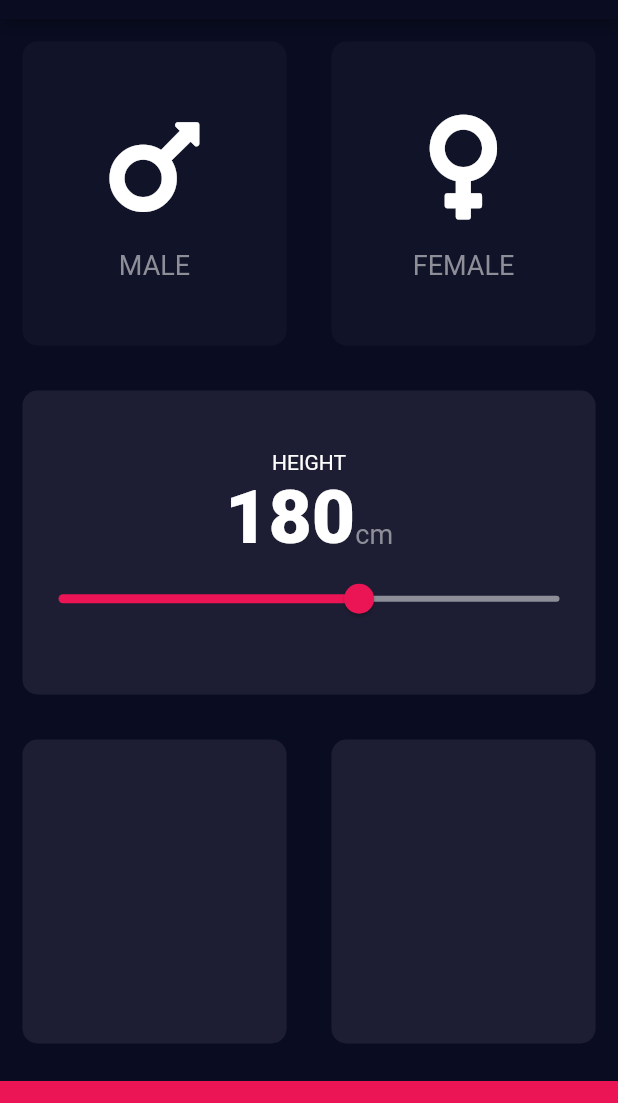
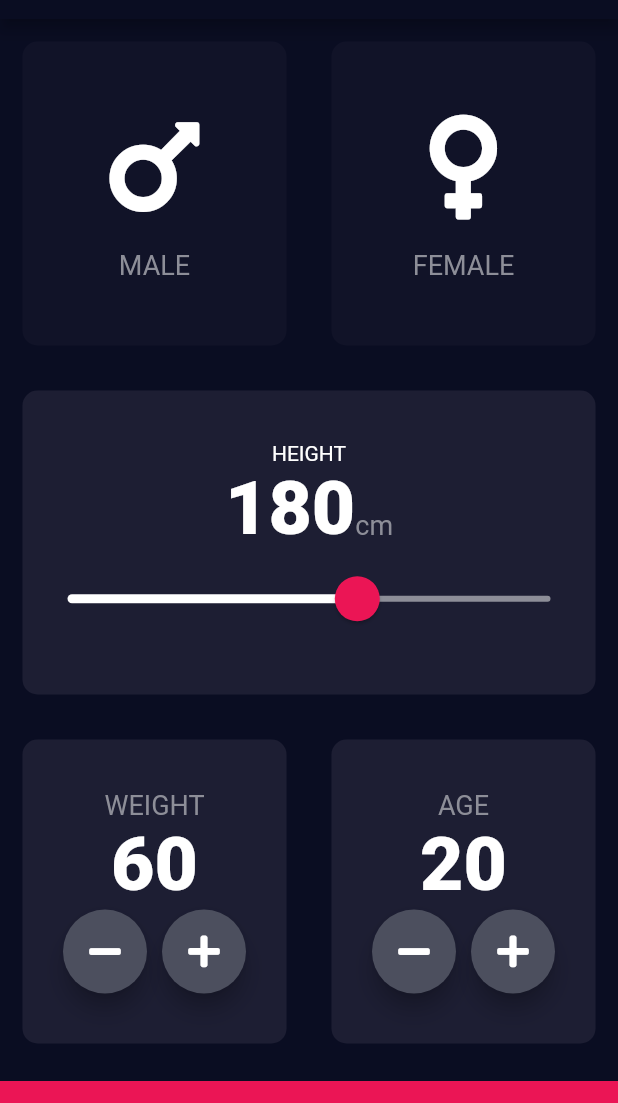
Before and after one commit to MercurialG/BMI-Calculator, a Flutter app: the screen it shows after launch, on a phone screen of 412 x 824 dp, the part 65-1168 px from its top. Run offline on Flutter 3.47's test engine with Material 2 defaults, Android fonts, the phone set to English and light mode, and no system bars; our stand-ins replace font_awesome_flutter.

Commit message:
Update input_page.dart
Added waight and age widgets

```diff
--- a/lib/input_page.dart
+++ b/lib/input_page.dart
@@ -14,6 +14,8 @@ class InputPage extends StatefulWidget {
 class _InputPageState extends State<InputPage> {
   Gender selectedGender;
   int height = 180;
+  int weight = 60;
+  int age = 20;
 
   @override
   Widget build(BuildContext context) {
@@ -70,27 +72,34 @@ class _InputPageState extends State<InputPage> {
                             crossAxisAlignment: CrossAxisAlignment.baseline,
                             textBaseline: TextBaseline.alphabetic,
                             children: [
-                              Text(
-                                height.toString(),
-                                style: kBigText
-                                ),
+                              Text(height.toString(), style: kBigText),
                               Text(
                                 'cm',
                                 style: kIconTextStyle,
                               ),
                             ],
                           ),
-                          Slider(
+                          SliderTheme(
+                            data: SliderTheme.of(context).copyWith(
+                              activeTrackColor: Colors.white,
+                              overlayColor: Color(0x29EB1555),
+                              thumbColor: Color(0xFFEB1555),
+                              thumbShape:
+                                  RoundSliderThumbShape(enabledThumbRadius: 15),
+                              overlayShape:
+                                  RoundSliderOverlayShape(overlayRadius: 30),
+                            ),
+                            child: Slider(
                               value: height.toDouble(),
                               min: 120.0,
                               max: 220.0,
-                            activeColor: Color(0xFFEB1555),
                               inactiveColor: Color(0xFF8D8E98),
                               onChanged: (double newValue) {
                                 setState(() {
                                   height = newValue.round();
                                 });
                               },
+                            ),
                           ),
                         ],
                       ),
@@ -103,8 +112,86 @@ class _InputPageState extends State<InputPage> {
               child: Row(
                 mainAxisAlignment: MainAxisAlignment.spaceEvenly,
                 children: [
-                  Expanded(child: ReusableCard(colour: kActiveCardColor)),
-                  Expanded(child: ReusableCard(colour: kActiveCardColor)),
+                  Expanded(
+                    child: ReusableCard(
+                      colour: kActiveCardColor,
+                      cardChild: Column(
+                        mainAxisAlignment: MainAxisAlignment.center,
+                        children: [
+                          Text(
+                            'WEIGHT',
+                            style: kIconTextStyle,
+                          ),
+                          Text(
+                            weight.toString(),
+                            style: kBigText,
+                          ),
+                          Row(
+                            mainAxisAlignment: MainAxisAlignment.center,
+                            children: [
+                              RoundIconButton(
+                                icon: FontAwesomeIcons.minus,
+                                onPressed: () {
+                                  setState(() {
+                                    weight--;
+                                  });
+                                },
+                              ),
+                              SizedBox(width: 10),
+                              RoundIconButton(
+                                icon: FontAwesomeIcons.plus,
+                                onPressed: () {
+                                  setState(() {
+                                    weight++;
+                                  });
+                                },
+                              ),
+                            ],
+                          ),
+                        ],
+                      ),
+                    ),
+                  ),
+                  Expanded(
+                    child: ReusableCard(
+                      colour: kActiveCardColor,
+                      cardChild: Column(
+                        mainAxisAlignment: MainAxisAlignment.center,
+                        children: [
+                          Text(
+                            'AGE',
+                            style: kIconTextStyle,
+                          ),
+                          Text(
+                            age.toString(),
+                            style: kBigText,
+                          ),
+                          Row(
+                            mainAxisAlignment: MainAxisAlignment.center,
+                            children: [
+                              RoundIconButton(
+                                icon: FontAwesomeIcons.minus,
+                                onPressed: () {
+                                  setState(() {
+                                    age--;
+                                  });
+                                },
+                              ),
+                              SizedBox(width: 10),
+                              RoundIconButton(
+                                icon: FontAwesomeIcons.plus,
+                                onPressed: () {
+                                  setState(() {
+                                    age++;
+                                  });
+                                },
+                              ),
+                            ],
+                          ),
+                        ],
+                      ),
+                    ),
+                  ),
                 ],
               ),
             ),
@@ -118,3 +205,25 @@ class _InputPageState extends State<InputPage> {
         ));
   }
 }
+
+class RoundIconButton extends StatelessWidget {
+  RoundIconButton({@required this.icon, @required this.onPressed});
+
+  final IconData icon;
+  final Function onPressed;
+
+  @override
+  Widget build(BuildContext context) {
+    return RawMaterialButton(
+      child: Icon(icon),
+      onPressed: onPressed,
+      elevation: 6,
+      constraints: BoxConstraints.tightFor(
+        width: 56,
+        height: 56,
+      ),
+      shape: CircleBorder(),
+      fillColor: Color(0xFF4C4F5E),
+    );
+  }
+}
```
Lines whose indentation alone changed are shown as unchanged.
